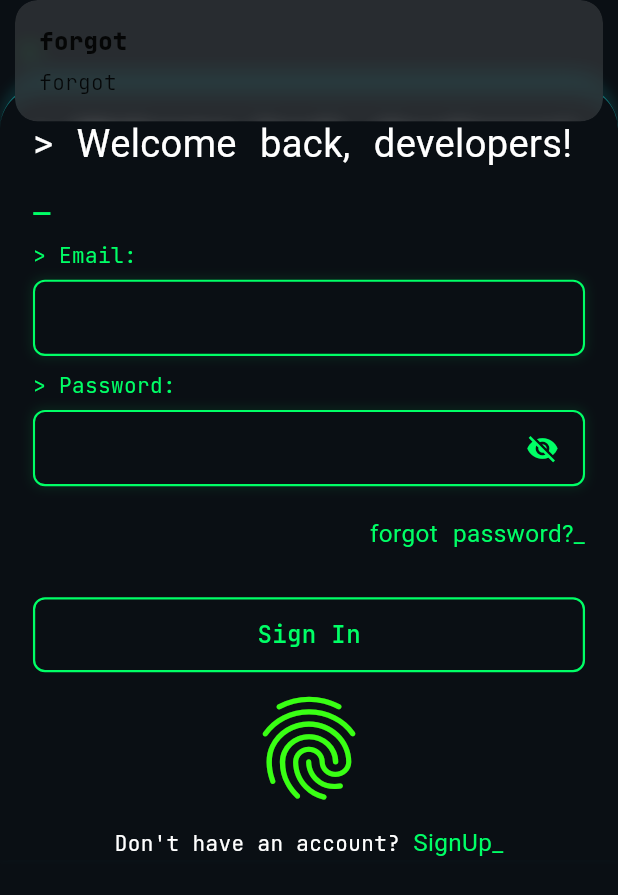
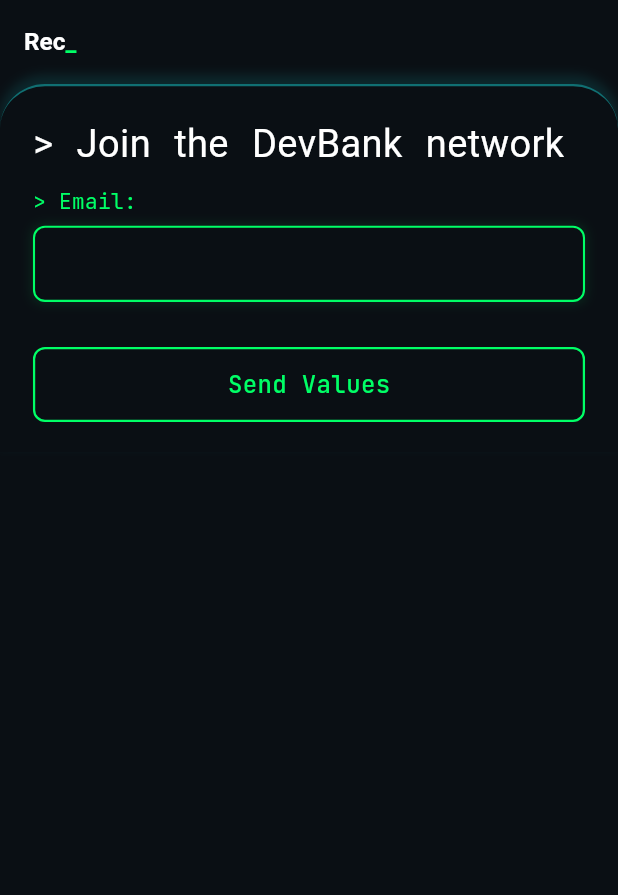
Before and after one commit to devmr007/dev_bank, a Flutter app: the screen it shows after launch, after a tap on "forgot password?", on a phone screen of 412 x 824 dp. Shown: the top 895 px of the screen. Run offline on Flutter 3.47's test engine with Material 3 defaults, Android fonts, the phone set to English and light mode, and no system bars; our stand-ins replace flutter_screenutil, gap, get, google_fonts.

Commit message:
forgot password create

```diff
--- a/analysis_options.yaml
+++ b/analysis_options.yaml
@@ -10,6 +10,7 @@
 analyzer:
   errors:
     deprecated_member_use: ignore
+    file_names: ignore
 include: package:flutter_lints/flutter.yaml
 
 linter:
--- a/lib/app_routes.dart
+++ b/lib/app_routes.dart
@@ -1,3 +1,4 @@
+import 'package:dev_bank/features/auth/presentation/screen/forgot_pass.dart';
 import 'package:dev_bank/features/auth/presentation/screen/sign_in.dart';
 import 'package:dev_bank/features/auth/presentation/screen/sign_up.dart';
 import 'package:dev_bank/features/splash/screen/splash_screen.dart';
@@ -9,6 +10,7 @@
   // auth
   static const String signin = '/sign_in';
   static const String signup = '/sign_up';
+  static const String forgotPass = '/forgot_pass';
 
   static List<GetPage> routes = [
     GetPage(
@@ -18,5 +20,10 @@
     ),
     GetPage(name: signin, page: () => SignIn(), transition: Transition.native),
     GetPage(name: signup, page: () => SingUp(), transition: Transition.native),
+    GetPage(
+      name: forgotPass,
+      page: () => ForgotPass(),
+      transition: Transition.native,
+    ),
   ];
 }
--- a/lib/features/auth/controller/auth_controller.dart
+++ b/lib/features/auth/controller/auth_controller.dart
@@ -59,7 +59,6 @@
 
   @override
   void onClose() {
-    // TODO: implement onClose
     super.onClose();
     email.clear();
     password.clear();
--- /dev/null
+++ b/lib/features/auth/presentation/screen/forgot_pass.dart
@@ -0,0 +1,102 @@
+import 'package:dev_bank/core/const/colors.dart';
+import 'package:dev_bank/core/global/customBlinkText.dart';
+import 'package:dev_bank/core/global/customButton.dart';
+import 'package:dev_bank/core/global/customTextField.dart';
+import 'package:dev_bank/core/global/customTyping.dart';
+import 'package:dev_bank/features/auth/controller/auth_controller.dart';
+import 'package:flutter/material.dart';
+import 'package:flutter_screenutil/flutter_screenutil.dart';
+import 'package:gap/gap.dart';
+import 'package:get/get.dart';
+
+class ForgotPass extends StatelessWidget {
+  ForgotPass({super.key});
+  final controller = Get.find<AuthController>();
+
+  @override
+  Widget build(BuildContext context) {
+    return Scaffold(
+      appBar: AppBar(
+        backgroundColor: Colors.transparent,
+        automaticallyImplyLeading: false,
+        title: TypingText(
+          words: [
+            "Recover Password",
+            "Restore Password",
+            "Renew Password",
+            "Create New Password",
+            "Change Password",
+            "Reset Credentials",
+            "Regain Access",
+            "Password Recovery",
+          ],
+          fontSize: 16,
+          textColor: Colors.white,
+          fontWeight: FontWeight.w600,
+          typingSpeed: Duration(milliseconds: 350),
+          pauseDuration: Duration(milliseconds: 1000),
+        ),
+      ),
+      body: Container(
+        padding: EdgeInsets.symmetric(horizontal: 20.w),
+        // decoration: BoxDecoration(
+        //   gradient: LinearGradient(
+        //     begin: Alignment.topCenter,
+        //     end: Alignment.bottomCenter,
+        //     colors: [
+        //       Color(0xFF012A36),
+        //       Color(0xFF013747),
+        //       Color(0xFF01495A),
+        //     ],
+        //   ),
+        //   borderRadius: const BorderRadius.only(
+        //     topLeft: Radius.circular(30),
+        //     topRight: Radius.circular(30),
+        //   ),
+        // ),
+        decoration: BoxDecoration(
+          color: AppColors.terminalBG, // darker tone
+          borderRadius: BorderRadius.only(
+            topLeft: Radius.circular(30),
+            topRight: Radius.circular(30),
+          ),
+          border: Border(
+            top: BorderSide(
+              color: Colors.cyanAccent.withOpacity(0.4),
+              width: 1.5,
+            ),
+          ),
+          boxShadow: [
+            BoxShadow(
+              color: Colors.cyanAccent.withOpacity(0.1),
+              blurRadius: 5,
+              spreadRadius: 0.5,
+              offset: Offset(0, -5),
+            ),
+          ],
+        ),
+        child: SingleChildScrollView(
+          child: Column(
+            crossAxisAlignment: CrossAxisAlignment.start,
+            children: [
+              Gap(20),
+              BlinkingText(
+                text: '> Join the DevBank network',
+                textColor: AppColors.white,
+                fontSize: 25,
+              ),
+              Gap(10),
+              ProgrammingTextField(
+                label: 'Email',
+                controller: controller.email,
+              ),
+              Gap(30),
+              ProgrammingButton(text: "Send Values", onPressed: () {}),
+              Gap(20),
+            ],
+          ),
+        ),
+      ),
+    );
+  }
+}
--- a/lib/features/auth/presentation/screen/sign_in.dart
+++ b/lib/features/auth/presentation/screen/sign_in.dart
@@ -95,21 +95,10 @@
               children: [
                 Gap(20),
                 BlinkingText(
-                  // blinkCursor: true,
-                  // hideCursor: true,
                   text: '> Welcome back, developers!',
                   textColor: AppColors.white,
                   fontSize: 25,
                 ),
-
-                // TypingText(
-                //   words: ['developer', 'designer', 'engineer'],
-                //   fontSize: 25,
-                //   textColor: Colors.white,
-                //   fontWeight: FontWeight.bold,
-                //   typingSpeed: Duration(milliseconds: 150),
-                //   pauseDuration: Duration(milliseconds: 1000),
-                // ),
                 Gap(10),
                 ProgrammingTextField(
                   label: 'Email',
@@ -128,7 +117,7 @@
                     Spacer(),
                     InkWell(
                       onTap: () {
-                        Get.snackbar('forgot', 'forgot');
+                        Get.toNamed(AppRoutes.forgotPass);
                       },
                       child: BlinkingText(
                         text: 'forgot password?',
```
Also changed, not shown: lib/features/auth/presentation/screen/sign_up.dart (+0 -8 lines), pubspec.lock, 1 other file.
